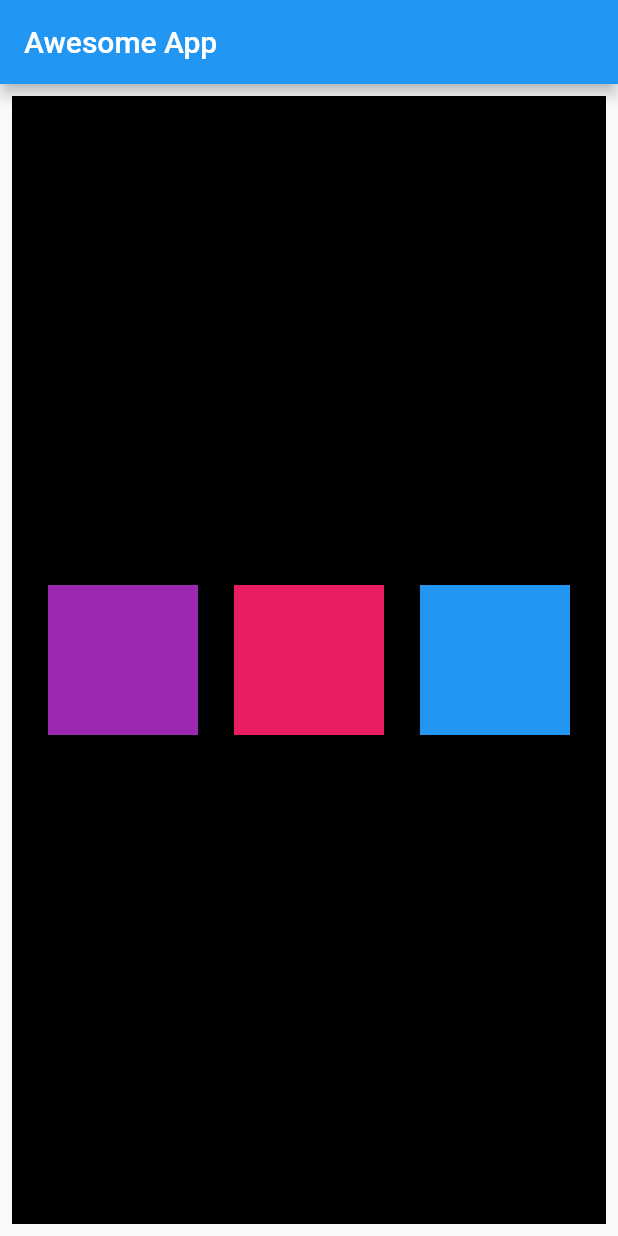
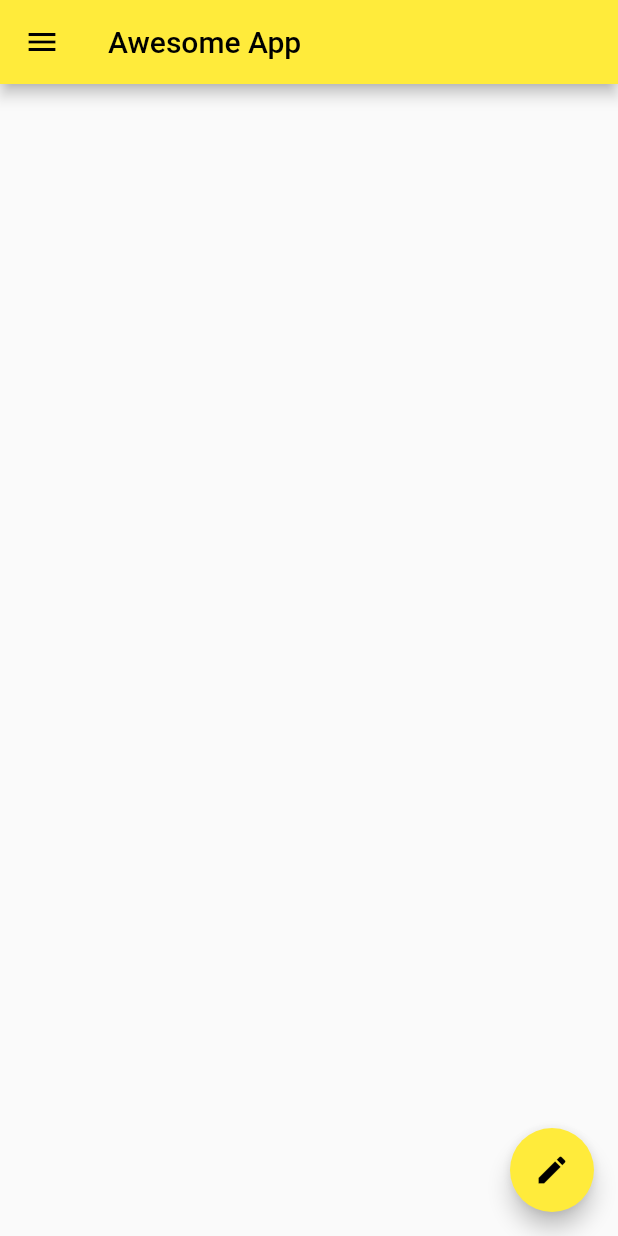
Before and after one commit to jishanaik/awesomeapp, a Flutter app: the screen it shows after launch, on a phone screen of 412 x 824 dp. Run offline on Flutter 3.47's test engine with Material 2 defaults, Android fonts, the light colour scheme and no system bars; missing offline and left inert: dart:ffi.

Commit message:
ch4 completed

```diff
--- a/lib/main.dart
+++ b/lib/main.dart
@@ -1,9 +1,15 @@
+import 'dart:ffi';
+
 import 'package:flutter/material.dart';
 
 void main() {
-  runApp(MaterialApp(
+  runApp(
+    MaterialApp(
     title: "Awesome App",
     home: HomePage(),
+    theme: ThemeData(
+      primarySwatch: Colors.yellow,
+    ),
   ));
 }
 
@@ -15,38 +21,37 @@ class HomePage extends StatelessWidget {
       appBar: AppBar(
         title: Text("Awesome App"),
       ),
-      body: Padding(
-        padding: const EdgeInsets.all(8.0),
-        child: Align(
-          alignment: Alignment.centerLeft,
-          child: Container(
-            color: Colors.black,
-            width: MediaQuery.of(context).size.width,
-            height: MediaQuery.of(context).size.height,
-            child: Row(
-              mainAxisAlignment: MainAxisAlignment.spaceEvenly,
-              crossAxisAlignment: CrossAxisAlignment.center,
-              children: [
-              Container(
-              width: 100,
-              height: 100,
-              color: Colors.purple
+      body: Container(),
+      drawer: Drawer(
+        child: ListView(
+        padding: EdgeInsets.zero,
+          children: [
+            UserAccountsDrawerHeader(
+              accountName: Text("XYZ"),
+              accountEmail: Text("xyz@gmail.com"),
+              currentAccountPicture: CircleAvatar(
+                backgroundImage: NetworkImage("https://images.unsplash.com/photo-1568602471122-7832951cc4c5?ixid=MnwxMjA3fDB8MHxwaG90by1wYWdlfHx8fGVufDB8fHx8&ixlib=rb-1.2.1&auto=format&fit=crop&w=870&q=80"),
+              )
             ),
-            Container(
-              width: 100,
-              height: 100,
-              color: Colors.pink
-            ),
-            Container(
-              width: 100,
-              height: 100,
-              color: Colors.blue
-            )
-            ]
-            ),
-          ),
+        ListTile(
+          leading: Icon(Icons.person),
+          title: Text("Account"),
+          subtitle: Text("Personal"),
+          trailing: Icon(Icons.edit),
         ),
-      ),
+        ListTile(
+          leading: Icon(Icons.email),
+          title: Text("Email"),
+          subtitle: Text("xyz@gmail.com"),
+          trailing: Icon(Icons.send),
+        )
+        ],
+        ),
+        ),
+        floatingActionButton: FloatingActionButton(
+        onPressed: () {},
+        child: Icon(Icons.edit),
+        ),
     );
   }
 }
```
